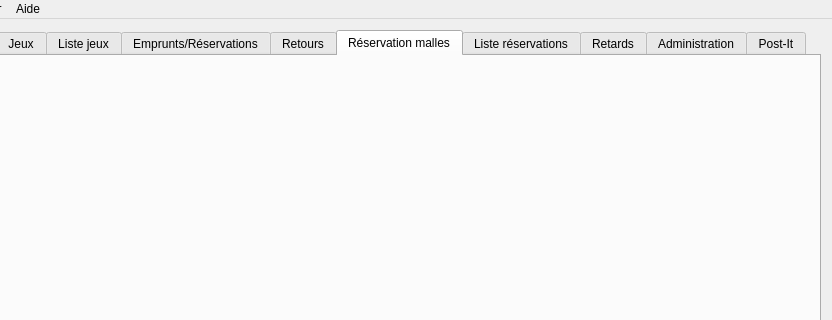
Old version of the form f_mainwindow.ui in the repository nivhg/ludopen; both pictures show x 192 to 1024 and y 0 to 320 of the 1024 by 768 pixel window.
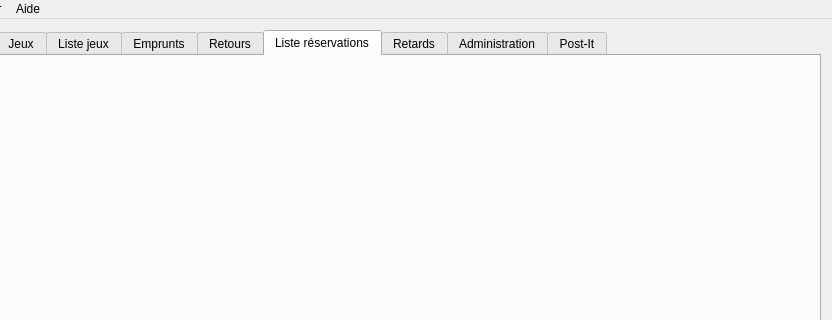
New version of the form. The open tabs and pages were chosen to show the change. Icons and pictures are not drawn.

Commit message: Régression des versions des onglets emprunts et retours.

```diff
--- a/f_mainwindow.ui
+++ b/f_mainwindow.ui
@@ -30,6 +30,9 @@
    <layout class="QGridLayout" name="gridLayout">
     <item row="0" column="0">
      <widget class="QTabWidget" name="TbW_Main">
+      <property name="enabled">
+       <bool>true</bool>
+      </property>
       <property name="minimumSize">
        <size>
         <width>1000</width>
@@ -57,6 +60,9 @@
         <height>20</height>
        </size>
       </property>
+      <property name="tabsClosable">
+       <bool>false</bool>
+      </property>
       <widget class="QWidget" name="Membre">
        <attribute name="icon">
         <iconset>
@@ -124,7 +130,7 @@
         </iconset>
        </attribute>
        <attribute name="title">
-        <string>Emprunts/Réservations</string>
+        <string>Emprunts</string>
        </attribute>
        <layout class="QGridLayout" name="gridLayout_5">
         <item row="0" column="0">
@@ -151,20 +157,6 @@
         </item>
        </layout>
       </widget>
-      <widget class="QWidget" name="ReservationMalles">
-       <attribute name="icon">
-        <iconset resource="ImagesIcones.qrc">
-         <normaloff>:/Carton_rentrant.png</normaloff>:/Carton_rentrant.png</iconset>
-       </attribute>
-       <attribute name="title">
-        <string>Réservation malles</string>
-       </attribute>
-       <layout class="QGridLayout" name="gridLayout_12">
-        <item row="0" column="0">
-         <layout class="QHBoxLayout" name="Lay_ReservationMalles"/>
-        </item>
-       </layout>
-      </widget>
       <widget class="QWidget" name="ListeReservations">
        <property name="layoutDirection">
         <enum>Qt::LeftToRight</enum>
```
Left out of the diff: 4 changed lines with no effect on the pictures. The commit also changes 228 other files.
